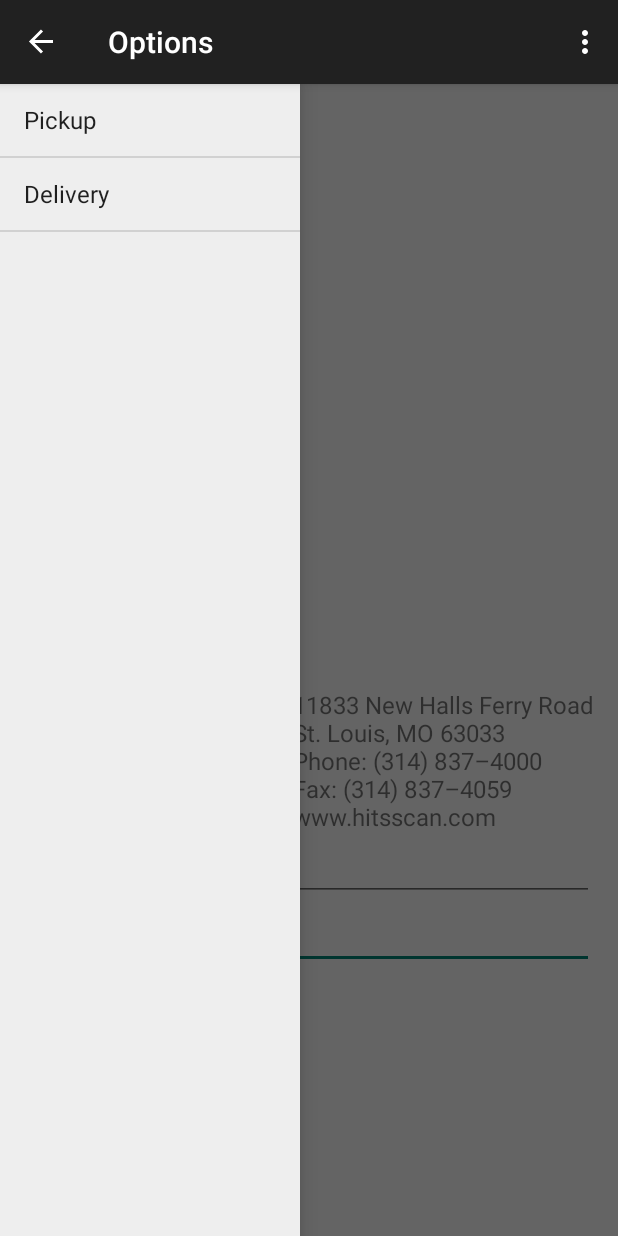
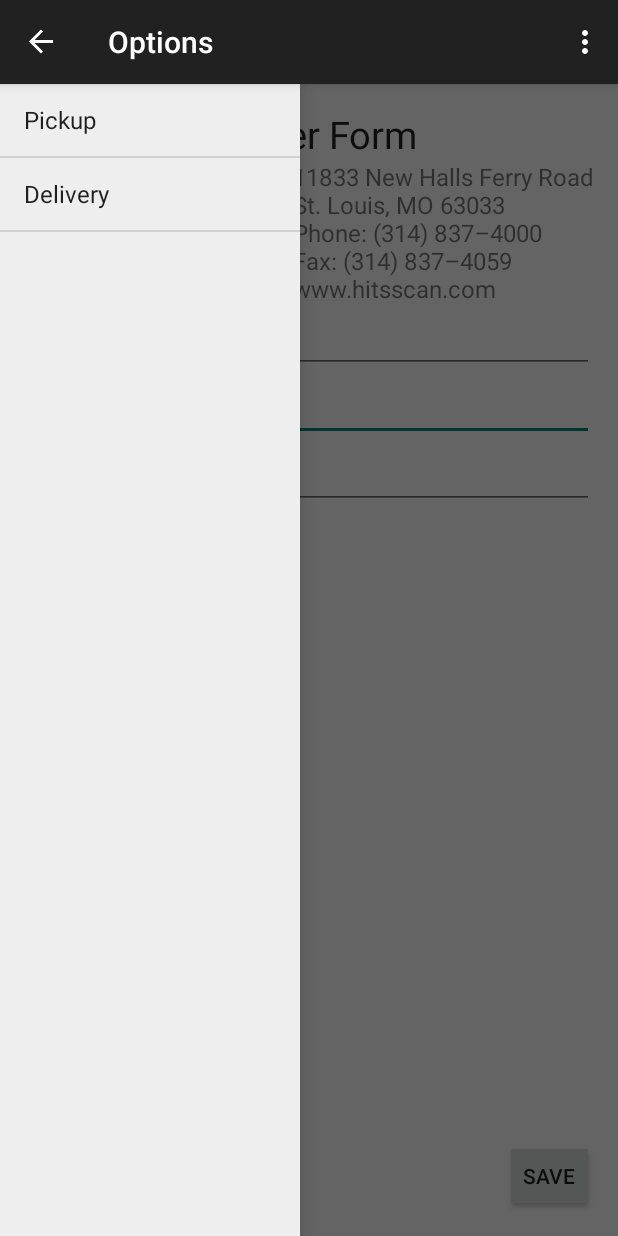
Before and after one commit to michaelgu95/HITS-Order-Tracking-, an Android app: the PickupActivity screen opened directly, with no data from a screen before it, with the side drawer open, on a phone screen of 412 x 824 dp. Run offline under Robolectric (Android 15) with nearby library versions, the phone set to English and light mode, and no system bars; libraries missing offline, so code that uses them is left out: com.microsoft.onedrivesdk; plain views replace SignaturePad; 1 statement that could not run was skipped.

Commit message:
layouts all good, delivery working

```diff
--- a/HITS2/app/src/main/res/layout/activity_pickup.xml
+++ b/HITS2/app/src/main/res/layout/activity_pickup.xml
@@ -119,7 +119,7 @@
             android:text="@string/received_from"
             android:id="@+id/textView2"
             android:layout_marginTop="123dp"
-            android:layout_below="@+id/editPickupFrom"
+            android:layout_below="@+id/editDescription"
             android:layout_alignParentLeft="true"
             android:layout_alignParentStart="true" />
 
@@ -142,16 +142,16 @@
             android:layout_width="wrap_content"
             android:layout_height="wrap_content"
             app:penColor="@android:color/black"
+            android:layout_below="@+id/textView2"
             android:layout_above="@+id/editEmail"
             android:layout_toRightOf="@+id/textView3"
-            android:layout_toEndOf="@+id/textView3"
-            android:layout_below="@+id/editName" />
+            android:layout_toEndOf="@+id/textView3" />
 
 
         <EditText
             android:layout_width="wrap_content"
             android:layout_height="wrap_content"
-            android:id="@+id/editPickupFrom"
+            android:id="@+id/editDescription"
             android:layout_below="@+id/editPickupFrom"
             android:layout_toRightOf="@+id/descriptionHolder"
             android:layout_alignRight="@+id/editPickupFrom"
```
Also changed, not shown: HITS2/app/src/main/java/com/example/michaelgu/hits2/DeliveryActivity.java (+4 -3 lines), HITS2/app/src/main/java/com/example/michaelgu/hits2/PickupActivity.java (+0 -41 lines), HITS2/app/src/main/res/layout/activity_delivery.xml (+4 -3 lines).
